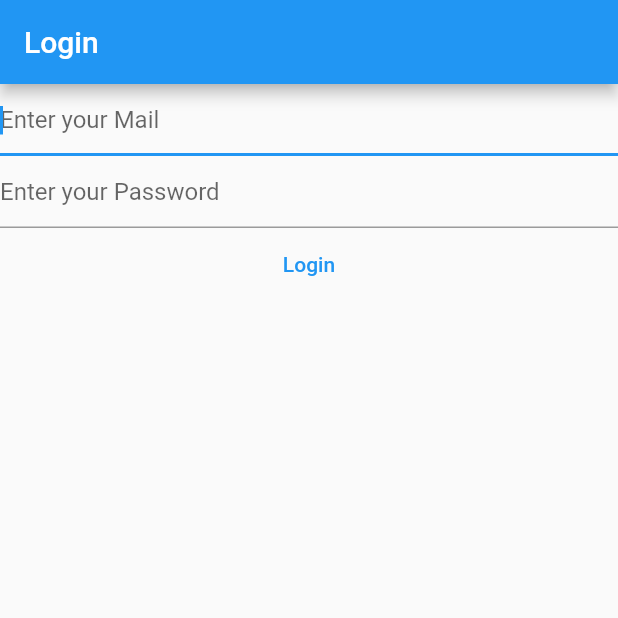
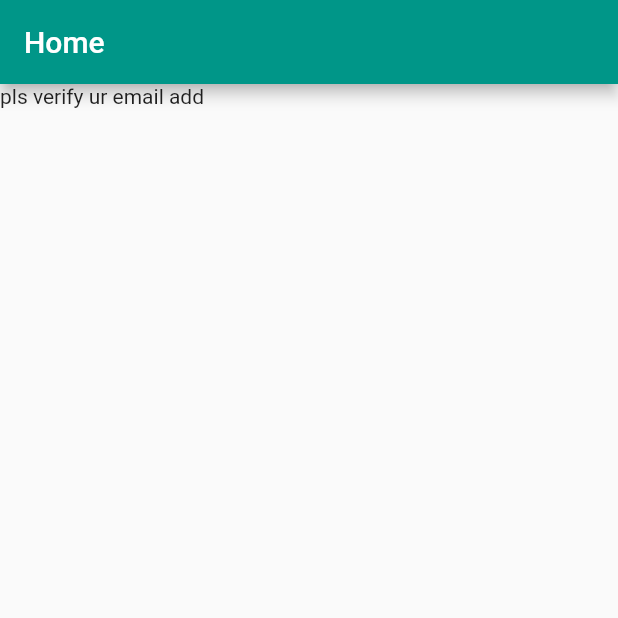
Before and after one commit to amartyaay/mynotes, a Flutter app: the screen it shows after launch, on a phone screen of 412 x 824 dp, the top half of it. Run offline on Flutter 3.47's test engine with Material 2 defaults, Android fonts, the phone set to English and light mode, and no system bars; our stand-ins replace firebase_auth, firebase_core; accounts and stored records are empty.

```diff
--- a/lib/main.dart
+++ b/lib/main.dart
@@ -1,4 +1,7 @@
+import 'package:firebase_auth/firebase_auth.dart';
+import 'package:firebase_core/firebase_core.dart';
 import 'package:flutter/material.dart';
+import 'package:mynotes/firebase_options.dart';
 import 'package:mynotes/views/login_view.dart';
 
 void main() {
@@ -9,7 +12,40 @@ void main() {
       theme: ThemeData(
         primarySwatch: Colors.blue,
       ),
-      home: const LoginView(),
+      home: const HomePage(),
     ),
   );
 }
+
+class HomePage extends StatelessWidget {
+  const HomePage({super.key});
+
+  @override
+  Widget build(BuildContext context) {
+    return Scaffold(
+      appBar: AppBar(
+        title: const Text('Home'),
+        backgroundColor: Colors.teal,
+      ),
+      body: FutureBuilder(
+        future: Firebase.initializeApp(
+          options: DefaultFirebaseOptions.currentPlatform,
+        ),
+        builder: (context, snapshot) {
+          switch (snapshot.connectionState) {
+            case ConnectionState.done:
+              final user = FirebaseAuth.instance.currentUser;
+              final bool emailVerified = user?.emailVerified ?? false;
+              if (emailVerified) {
+                return const Text('email is verfied');
+              } else {
+                return const Text('pls verify ur email add');
+              }
+            default:
+              return const Text('Loading');
+          }
+        },
+      ),
+    );
+  }
+}
```
